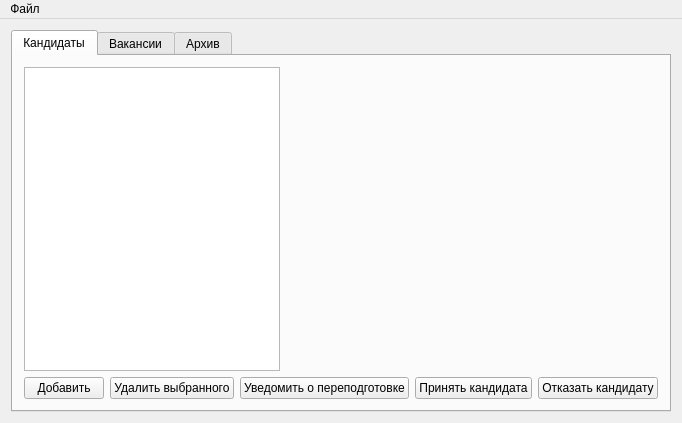
deadln/CourseWork1, file mainwindow.ui: the form before one commit.
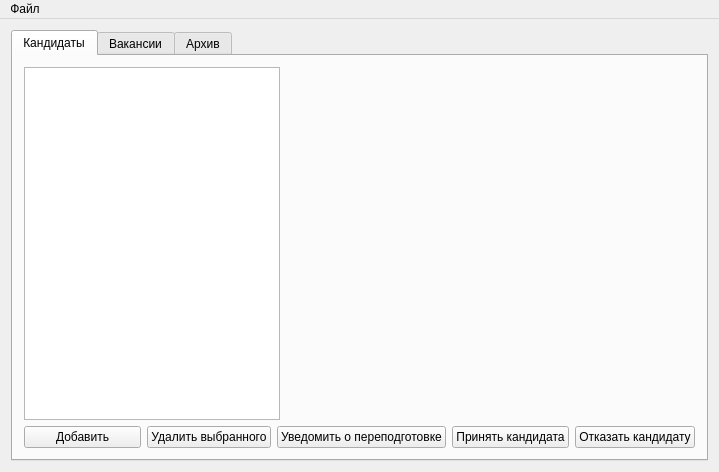
The form after the commit.

What changed in the file:
```diff
--- a/mainwindow.ui
+++ b/mainwindow.ui
@@ -6,10 +6,16 @@
    <rect>
     <x>0</x>
     <y>0</y>
-    <width>648</width>
-    <height>423</height>
+    <width>719</width>
+    <height>472</height>
    </rect>
   </property>
+  <property name="sizePolicy">
+   <sizepolicy hsizetype="Preferred" vsizetype="Preferred">
+    <horstretch>0</horstretch>
+    <verstretch>0</verstretch>
+   </sizepolicy>
+  </property>
   <property name="windowTitle">
    <string>MainWindow</string>
   </property>
@@ -329,7 +335,7 @@
     <rect>
      <x>0</x>
      <y>0</y>
-     <width>648</width>
+     <width>719</width>
      <height>20</height>
     </rect>
    </property>
```
Left out of the diff: 8 changed lines with no effect on the pictures.
